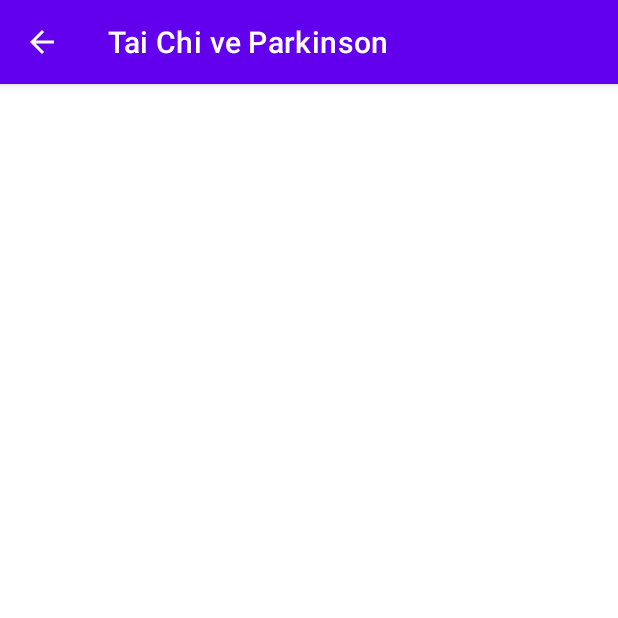
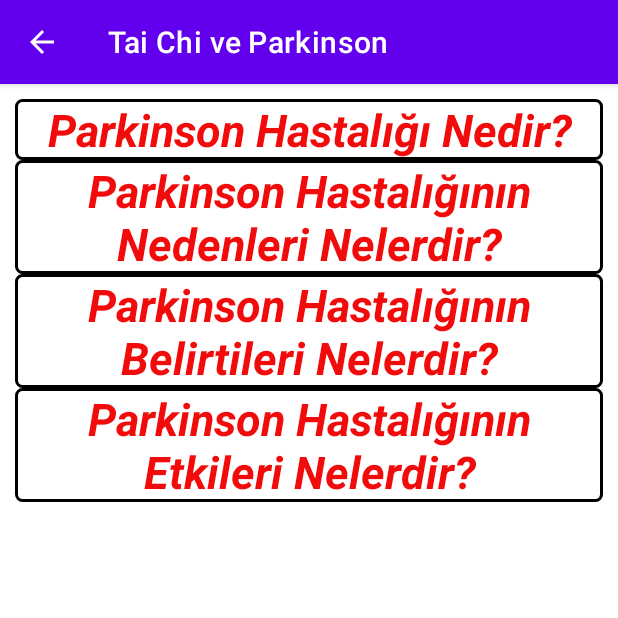
Before and after one commit to CSS17/Parkinson-and-Tai-Chi, an Android app: the TaiChiParkinson screen opened directly, with no data from a screen before it, on a phone screen of 412 x 824 dp, the top half of it. Run offline under Robolectric (Android 15) with nearby library versions, the phone set to English and light mode, and no system bars; Roboto replaces fonts that are not available here.

Commit message:
* Added frame.xml * Added ParkinsonHastaligi_nedir.txt to internal storage. * TaiChiParkinson.kt now can read from txt and display it on activity_tai_chi_parkinson.xml with a scrollbar. * 4 title and information added about Parkinson Disease to activity_tai_chi_parkinson.xml. * Each title can clickable and when click on the title informations display on the screen.And click the title again makes informations gone. * Added an permission about storage to AndroidManifest.xml. * StatiscticPassAnimation.kt was redirecting to wrong activity.Now it redirects to correct activity.

```diff
--- a/app/src/main/AndroidManifest.xml
+++ b/app/src/main/AndroidManifest.xml
@@ -1,6 +1,7 @@
 <?xml version="1.0" encoding="utf-8"?>
 <manifest xmlns:android="http://schemas.android.com/apk/res/android"
     xmlns:tools="http://schemas.android.com/tools">
+    <uses-permission android:name="android.permission.READ_EXTERNAL_STORAGE"/>
 
     <application
         android:allowBackup="true"
--- a/app/src/main/java/com/example/parkinsonvethaichi/StatiscticPassAnimation.kt
+++ b/app/src/main/java/com/example/parkinsonvethaichi/StatiscticPassAnimation.kt
@@ -14,7 +14,7 @@ class StatiscticPassAnimation : AppCompatActivity() {
             override fun onTick(millisUntilFinished: Long) {}
 
             override fun onFinish() {
-                val intent= Intent(applicationContext,Movements::class.java)
+                val intent= Intent(applicationContext,Statistic::class.java)
                 startActivity(intent)
             }
         }
--- a/app/src/main/java/com/example/parkinsonvethaichi/TaiChiParkinson.kt
+++ b/app/src/main/java/com/example/parkinsonvethaichi/TaiChiParkinson.kt
@@ -1,13 +1,176 @@
 package com.example.parkinsonvethaichi
 
+import android.annotation.SuppressLint
+import android.content.Context
+import android.content.Intent
+import android.media.effect.Effect
 import androidx.appcompat.app.AppCompatActivity
 import android.os.Bundle
+import android.util.Log
+import android.view.View
+import android.widget.ScrollView
+import android.widget.TextView
+import android.widget.Toast
+import java.io.*
+
 
 class TaiChiParkinson : AppCompatActivity() {
+
+    @SuppressLint("MissingInflatedId")
     override fun onCreate(savedInstanceState: Bundle?) {
         super.onCreate(savedInstanceState)
         setContentView(R.layout.activity_tai_chi_parkinson)
-        var actionBar=supportActionBar
-        actionBar?.title="Tai Chi ve Parkinson"
+        var actionBar = supportActionBar
+        actionBar?.title = "Tai Chi ve Parkinson"
+
+        var parkinsoncount=0
+        var parkinsonreasonscount=0
+        var symptomscount=0
+        var effectscount=0
+
+        val filename = "ParkinsonHastaligi_nedir.txt" // replace with the name of your file
+        val startRow = 1 // replace with the row number where you want to start saving
+        val endRow = 13 // replace with the row number where you want to stop saving
+        val ParkinsonInfo= findViewById<TextView>(R.id.ParkinsonInfo)
+        val ParkinsonReasonsInfo = findViewById<TextView>(R.id.ParkinsonReasonsInfo)
+        val SymptomsInfo = findViewById<TextView>(R.id.SymptomsInfo)
+        val EffectsInfo= findViewById<TextView>(R.id.EffectsInfo)
+
+        try {
+            val inputStream: InputStream = openFileInput(filename)
+            val reader = BufferedReader(InputStreamReader(inputStream))
+            val outputStream: FileOutputStream = openFileOutput("output.txt", Context.MODE_PRIVATE)
+            val writer = BufferedWriter(OutputStreamWriter(outputStream))
+            var line: String?
+            var count = 0
+            while (reader.readLine().also { line = it } != null && count < endRow) {
+                // Read the file until the specified end row
+                count++
+                if (count <= 4) {
+                    // Write the line to the output file if it is between the start and end rows
+
+                    val existingString = ParkinsonInfo.text.toString()
+                    ParkinsonInfo.text = "$existingString$line"
+                }
+                else if(count>4 && count<=5){
+
+                    val existingString = ParkinsonReasonsInfo.text.toString()
+                    ParkinsonReasonsInfo.text = "$existingString$line"
+                }
+                else if(count>5 && count<=7){
+
+                    val existingString = SymptomsInfo.text.toString()
+                    SymptomsInfo.text = "$existingString$line"
+                }
+                else if(count>8 && count<=13){
+
+                    val existingString = EffectsInfo.text.toString()
+                    EffectsInfo.text = "$existingString$line"
+                }
+
+            }
+            reader.close()
+            writer.close()
+        } catch (e: FileNotFoundException) {
+            e.printStackTrace()
+        } catch (e: IOException) {
+            e.printStackTrace()
+        }
+
+        val ParkinsonTitle = findViewById<TextView>(R.id.ParkinsonTitle)
+
+        ParkinsonTitle.setOnClickListener {
+            // Handle the click event here
+
+            if(parkinsoncount%2==0){
+                ParkinsonInfo.visibility=View.VISIBLE
+                ParkinsonTitle.setBackgroundColor(255)
+                parkinsoncount+=1
+            }
+            else{
+                ParkinsonTitle.setBackgroundResource(R.drawable.frame)
+                ParkinsonInfo.visibility=View.GONE
+                parkinsoncount+=1
+            }
+
+
+        }
+
+        val ParkisonReasonsTitle= findViewById<TextView>(R.id.ParkinsonReasonsTitle)
+
+        ParkisonReasonsTitle.setOnClickListener {
+
+            if (parkinsonreasonscount % 2 == 0) {
+                ParkisonReasonsTitle.setBackgroundColor(255)
+                ParkinsonReasonsInfo.visibility = View.VISIBLE
+                parkinsonreasonscount += 1
+            } else {
+                ParkisonReasonsTitle.setBackgroundResource(R.drawable.frame)
+                ParkinsonReasonsInfo.visibility = View.GONE
+                parkinsonreasonscount += 1
+
+
+            }
+        }
+            val SymptomsTitle = findViewById<TextView>(R.id.SymptomsTitle)
+            SymptomsTitle.setOnClickListener {
+
+                if (symptomscount % 2 == 0) {
+                    SymptomsTitle.setBackgroundColor(255)
+                    SymptomsInfo.visibility = View.VISIBLE
+                    symptomscount += 1
+                } else {
+                    SymptomsTitle.setBackgroundResource(R.drawable.frame)
+                    SymptomsInfo.visibility = View.GONE
+                    symptomscount += 1
+
+
+                }
+
+            }
+
+        val EffectsTitle = findViewById<TextView>(R.id.EffectsTitle)
+
+        EffectsTitle.setOnClickListener {
+
+            if (effectscount % 2 == 0) {
+                EffectsTitle.setBackgroundColor(255)
+                EffectsInfo.visibility = View.VISIBLE
+                effectscount += 1
+            } else {
+                EffectsTitle.setBackgroundResource(R.drawable.frame)
+                EffectsInfo.visibility = View.GONE
+                effectscount += 1
+
+
+            }
+
+        }
+
+
+
+
+
+        }
+        /*val filename = "ParkinsonHastaligi_nedir.txt"
+        val file = File(getFilesDir(), filename)
+        val br = BufferedReader(FileReader(file))
+        val text = StringBuilder()
+
+        var line: String? = null
+        while ({ line = br.readLine(); line }() != null) {
+            text.append(line)
+            text.append('\n')
+        }
+
+        br.close()
+        val fileContents = text.toString()
+        Log.d("MARS",fileContents)
+
+        val scrollView = findViewById<ScrollView>(R.id.scrollView)
+        val textView = findViewById<TextView>(R.id.ParkinsonInfo)
+        textView.text = fileContents*/
+
+
+
     }
-}
--- /dev/null
+++ b/app/src/main/res/drawable/frame.xml
@@ -0,0 +1,9 @@
+<?xml version="1.0" encoding="utf-8"?>
+<shape xmlns:android="http://schemas.android.com/apk/res/android"
+    android:shape="rectangle">
+    <solid android:color="#FFFFFF" />
+    <stroke
+        android:width="2dp"
+        android:color="@color/black" />
+    <corners android:radius="4dp" />
+</shape>
--- a/app/src/main/res/layout/activity_tai_chi_parkinson.xml
+++ b/app/src/main/res/layout/activity_tai_chi_parkinson.xml
@@ -1,9 +1,136 @@
 <?xml version="1.0" encoding="utf-8"?>
-<androidx.constraintlayout.widget.ConstraintLayout xmlns:android="http://schemas.android.com/apk/res/android"
+<androidx.constraintlayout.widget.ConstraintLayout
+    xmlns:android="http://schemas.android.com/apk/res/android"
     xmlns:app="http://schemas.android.com/apk/res-auto"
     xmlns:tools="http://schemas.android.com/tools"
     android:layout_width="match_parent"
     android:layout_height="match_parent"
     tools:context=".TaiChiParkinson">
 
+
+    <ScrollView
+        android:id="@+id/scrollView"
+        android:layout_width="match_parent"
+        android:layout_height="match_parent"
+        app:layout_constraintBottom_toBottomOf="parent"
+        app:layout_constraintTop_toTopOf="parent"
+        android:layout_margin="10dp"
+        tools:layout_editor_absoluteX="0dp">
+
+       <LinearLayout
+           android:layout_width="match_parent"
+           android:layout_height="match_parent"
+           android:orientation="vertical"
+           >
+         <TextView
+             android:id="@+id/ParkinsonTitle"
+             android:layout_width="match_parent"
+             android:layout_height="match_parent"
+             android:text="Parkinson Hastalığı Nedir?"
+             android:textAlignment="center"
+             android:textSize="30dp"
+             android:textStyle="bold|italic"
+             android:textColor="#F10B0B"
+             android:background="@drawable/frame"
+
+             >
+         </TextView>
+
+           <TextView
+               android:id="@+id/ParkinsonInfo"
+               android:layout_width="match_parent"
+               android:layout_height="match_parent"
+               android:layout_marginLeft="5dp"
+                android:visibility="gone"
+               android:textColor="@color/black"
+               android:textSize="20dp"
+               android:textStyle="bold|italic"
+               android:layout_marginTop="10dp"
+
+               ></TextView>
+
+           <TextView
+               android:id="@+id/ParkinsonReasonsTitle"
+               android:layout_width="match_parent"
+               android:layout_height="match_parent"
+               android:text="Parkinson Hastalığının Nedenleri Nelerdir?"
+               android:textAlignment="center"
+               android:textSize="30dp"
+               android:textStyle="bold|italic"
+               android:textColor="#F10B0B"
+               android:background="@drawable/frame"
+               >
+           </TextView>
+
+           <TextView
+               android:id="@+id/ParkinsonReasonsInfo"
+               android:layout_width="match_parent"
+               android:layout_height="match_parent"
+               android:textColor="@color/black"
+               android:layout_marginLeft="5dp"
+               android:textSize="20dp"
+               android:textStyle="bold|italic"
+               android:layout_marginTop="10dp"
+               android:visibility="gone"
+               ></TextView>
+
+           <TextView
+               android:id="@+id/SymptomsTitle"
+               android:layout_width="match_parent"
+               android:layout_height="match_parent"
+               android:text="Parkinson Hastalığının Belirtileri Nelerdir?"
+               android:textAlignment="center"
+               android:textSize="30dp"
+               android:textStyle="bold|italic"
+               android:textColor="#F10B0B"
+               android:background="@drawable/frame"
+               >
+           </TextView>
+
+           <TextView
+               android:id="@+id/SymptomsInfo"
+               android:layout_width="match_parent"
+               android:layout_height="match_parent"
+               android:textColor="@color/black"
+               android:layout_marginLeft="5dp"
+               android:textSize="20dp"
+               android:textStyle="bold|italic"
+               android:layout_marginTop="10dp"
+               android:visibility="gone"
+               ></TextView>
+
+           <TextView
+               android:id="@+id/EffectsTitle"
+               android:layout_width="match_parent"
+               android:layout_height="match_parent"
+               android:text="Parkinson Hastalığının Etkileri Nelerdir?"
+               android:textAlignment="center"
+               android:textSize="30dp"
+               android:textStyle="bold|italic"
+               android:textColor="#F10B0B"
+               android:background="@drawable/frame"
+               >
+           </TextView>
+
+           <TextView
+               android:id="@+id/EffectsInfo"
+               android:layout_width="match_parent"
+               android:layout_height="match_parent"
+               android:textColor="@color/black"
+               android:layout_marginLeft="5dp"
+               android:textSize="20dp"
+               android:textStyle="bold|italic"
+               android:layout_marginTop="10dp"
+               android:visibility="gone"
+               ></TextView>
+
+
+
+       </LinearLayout>
+
+
+
+    </ScrollView>
+
+
 </androidx.constraintlayout.widget.ConstraintLayout>
```
